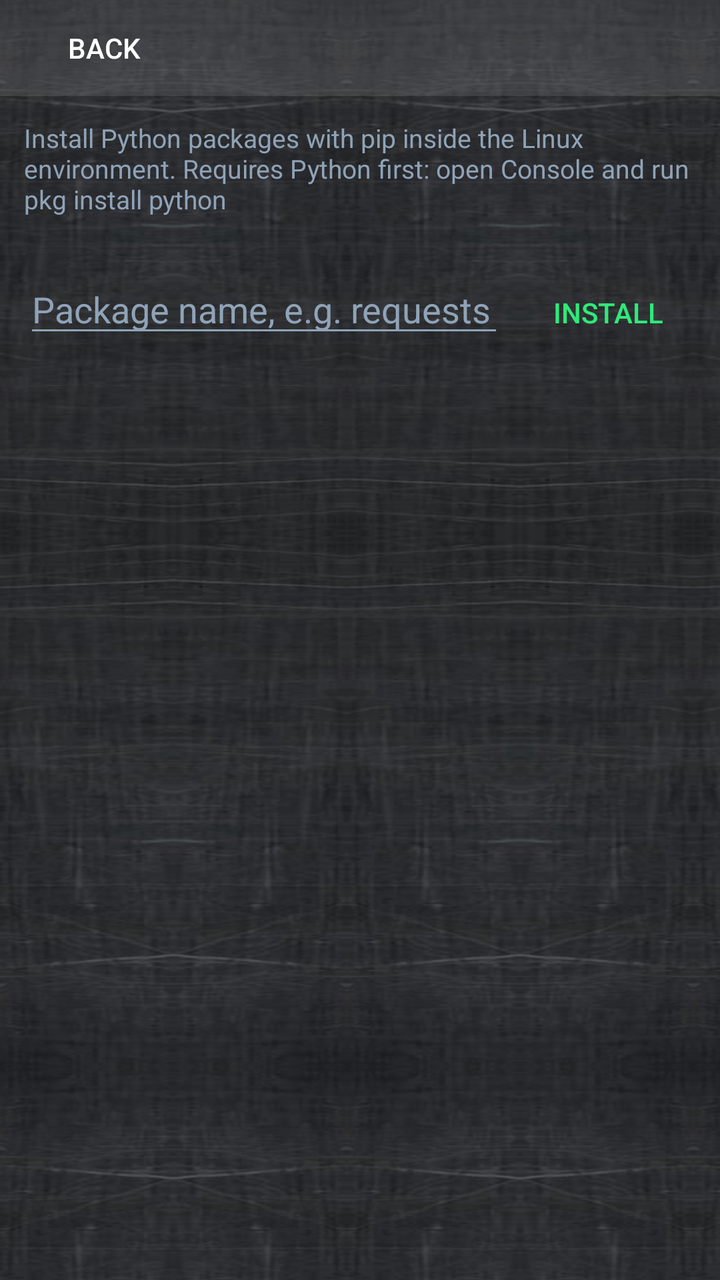
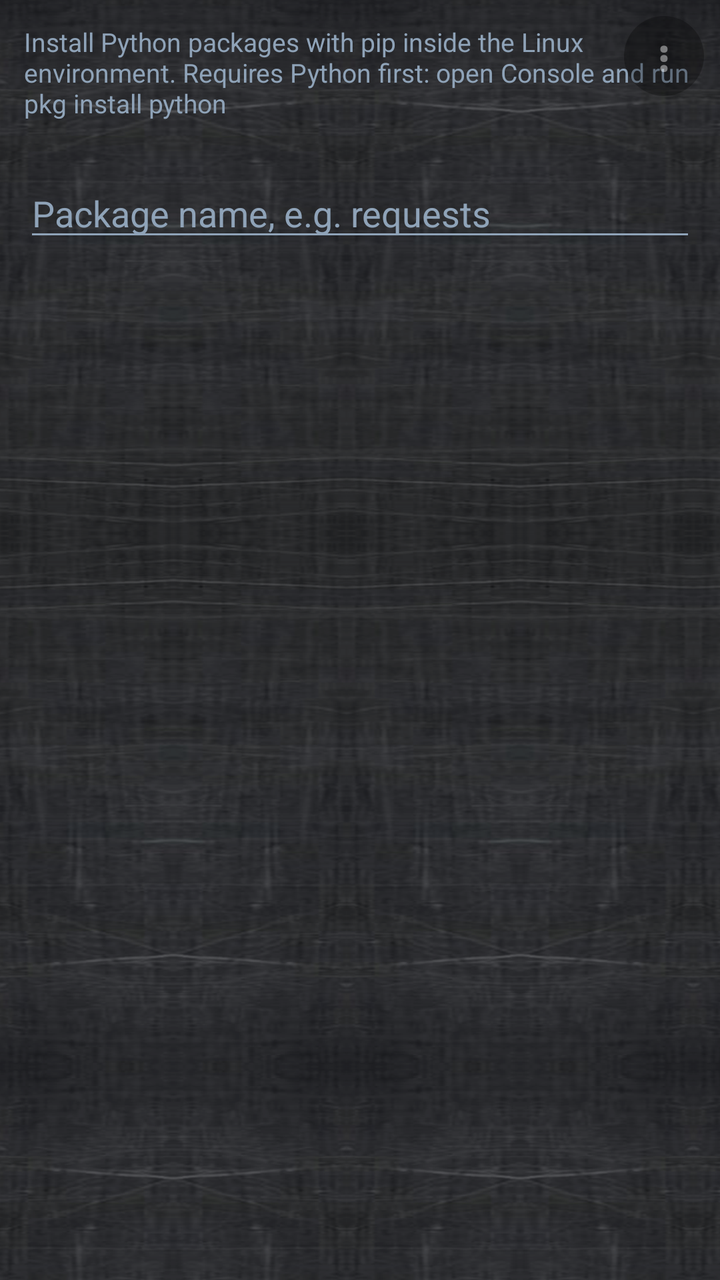

Screens rendered from an Android XML layout before and after an edit, with the pre-edit source and the edit as a unified diff.
<!-- AndroidManifest.xml: application theme DzTheme -->
<!-- res/layout/activity_qpypi.xml -->
<?xml version="1.0" encoding="utf-8"?>
<LinearLayout xmlns:android="http://schemas.android.com/apk/res/android"
    android:layout_width="match_parent"
    android:layout_height="match_parent"
    android:orientation="vertical"
    android:background="@drawable/steel_bg">

    <LinearLayout
        android:layout_width="match_parent"
        android:layout_height="48dp"
        android:orientation="horizontal"
        android:gravity="center_vertical"
        android:paddingStart="8dp"
        android:paddingEnd="8dp"
        android:background="@drawable/steel_header">

        <Button
            android:id="@+id/qpypi_back"
            android:layout_width="wrap_content"
            android:layout_height="wrap_content"
            android:text="@string/back"
            android:textColor="@color/dz_white"
            android:background="@android:color/transparent" />

        <TextView
            android:layout_width="0dp"
            android:layout_height="wrap_content"
            android:layout_weight="1"
            android:text="@string/qypi_title"
            android:textSize="17sp"
            android:textStyle="bold"
            android:textColor="@color/dz_white"
            android:gravity="center" />

        <View
            android:layout_width="wrap_content"
            android:layout_height="wrap_content" />
    </LinearLayout>

    <TextView
        android:layout_width="match_parent"
        android:layout_height="wrap_content"
        android:padding="12dp"
        android:text="@string/qypi_note"
        android:textColor="@color/dz_muted"
        android:textSize="13sp" />

    <LinearLayout
        android:layout_width="match_parent"
        android:layout_height="wrap_content"
        android:orientation="horizontal"
        android:padding="12dp">

        <EditText
            android:id="@+id/qpypi_input"
            android:layout_width="0dp"
            android:layout_height="wrap_content"
            android:layout_weight="1"
            android:hint="@string/package_hint"
            android:textColor="@color/dz_white"
            android:textColorHint="@color/dz_muted"
            android:inputType="textNoSuggestions"
            android:singleLine="true" />

        <Button
            android:id="@+id/qpypi_install"
            android:layout_width="wrap_content"
            android:layout_height="wrap_content"
            android:layout_marginStart="8dp"
            android:text="@string/install"
            android:textColor="@color/dz_green"
            android:background="@android:color/transparent" />
    </LinearLayout>

    <ScrollView
        android:id="@+id/qpypi_scroll"
        android:layout_width="match_parent"
        android:layout_height="0dp"
        android:layout_weight="1"
        android:padding="12dp">

        <TextView
            android:id="@+id/qpypi_output"
            android:layout_width="match_parent"
            android:layout_height="wrap_content"
            android:textColor="@color/dz_white"
            android:textSize="13sp"
            android:typeface="monospace" />
    </ScrollView>
</LinearLayout>
<!-- resources referenced by this layout -->
<resources>
  <color name="dz_green">#2EEA7A</color>
  <color name="dz_muted">#8FA3B8</color>
  <color name="dz_white">#FFFFFF</color>
  <!-- drawable steel_bg (drawable) -->
  <?xml version="1.0" encoding="utf-8"?>
  <bitmap xmlns:android="http://schemas.android.com/apk/res/android"
      android:src="@drawable/steel_tile"
      android:tileMode="mirror" />
  <!-- drawable steel_header (drawable) -->
  <?xml version="1.0" encoding="utf-8"?>
  <layer-list xmlns:android="http://schemas.android.com/apk/res/android">
      <item android:drawable="@drawable/steel_bg" />
      <item>
          <shape android:shape="rectangle">
              <solid android:color="#1AFFFFFF" />
          </shape>
      </item>
  </layer-list>
  <string name="back">Back</string>
  <string name="install">Install</string>
  <string name="package_hint">Package name, e.g. requests</string>
  <string name="qypi_note">Install Python packages with pip inside the Linux environment. Requires Python first: open Console and run pkg install python</string>
  <string name="qypi_title">QPYPI</string>
  <style name="DzTheme" parent="android:Theme.Material.NoActionBar">
          <item name="android:windowBackground">@color/dz_navy</item>
          <item name="android:colorBackground">@color/dz_navy</item>
          <item name="android:textColor">@color/dz_white</item>
          <item name="android:textColorPrimary">@color/dz_white</item>
          <item name="android:textColorSecondary">@color/dz_muted</item>
          <item name="android:colorAccent">@color/dz_green</item>
      </style>
  <!-- drawable steel_tile: png bitmap (drawable-nodpi, 117285 bytes) -->
  <color name="dz_navy">#0A1A2F</color>
</resources>

<!-- the commit's change to res/layout/activity_qpypi.xml (unified diff, before → after) -->
@@ -1,90 +1,72 @@
 <?xml version="1.0" encoding="utf-8"?>
-<LinearLayout xmlns:android="http://schemas.android.com/apk/res/android"
+<FrameLayout xmlns:android="http://schemas.android.com/apk/res/android"
     android:layout_width="match_parent"
-    android:layout_height="match_parent"
-    android:orientation="vertical"
-    android:background="@drawable/steel_bg">
+    android:layout_height="match_parent">
 
     <LinearLayout
         android:layout_width="match_parent"
-        android:layout_height="48dp"
-        android:orientation="horizontal"
-        android:gravity="center_vertical"
-        android:paddingStart="8dp"
-        android:paddingEnd="8dp"
-        android:background="@drawable/steel_header">
-
-        <Button
-            android:id="@+id/qpypi_back"
-            android:layout_width="wrap_content"
-            android:layout_height="wrap_content"
-            android:text="@string/back"
-            android:textColor="@color/dz_white"
-            android:background="@android:color/transparent" />
+        android:layout_height="match_parent"
+        android:orientation="vertical"
+        android:background="@drawable/steel_bg">
 
         <TextView
-            android:layout_width="0dp"
+            android:layout_width="match_parent"
             android:layout_height="wrap_content"
+            android:padding="12dp"
+            android:text="@string/qypi_note"
+            android:textColor="@color/dz_muted"
+            android:textSize="13sp" />
+
+        <LinearLayout
+            android:layout_width="match_parent"
+            android:layout_height="wrap_content"
+            android:orientation="horizontal"
+            android:padding="12dp">
+
+            <EditText
+                android:id="@+id/qpypi_input"
+                android:layout_width="match_parent"
+                android:layout_height="wrap_content"
+                android:hint="@string/package_hint"
+                android:textColor="@color/dz_white"
+                android:textColorHint="@color/dz_muted"
+                android:inputType="textNoSuggestions"
+                android:singleLine="true" />
+        </LinearLayout>
+
+        <ScrollView
+            android:id="@+id/qpypi_scroll"
+            android:layout_width="match_parent"
+            android:layout_height="0dp"
             android:layout_weight="1"
-            android:text="@string/qypi_title"
-            android:textSize="17sp"
-            android:textStyle="bold"
-            android:textColor="@color/dz_white"
-            android:gravity="center" />
+            android:padding="12dp">
 
-        <View
-            android:layout_width="wrap_content"
-            android:layout_height="wrap_content" />
+            <TextView
+                android:id="@+id/qpypi_output"
+                android:layout_width="match_parent"
+                android:layout_height="wrap_content"
+                android:textColor="@color/dz_white"
+                android:textSize="13sp"
+                android:typeface="monospace" />
+        </ScrollView>
     </LinearLayout>
 
-    <TextView
-        android:layout_width="match_parent"
-        android:layout_height="wrap_content"
-        android:padding="12dp"
-        android:text="@string/qypi_note"
-        android:textColor="@color/dz_muted"
-        android:textSize="13sp" />
-
-    <LinearLayout
-        android:layout_width="match_parent"
-        android:layout_height="wrap_content"
-        android:orientation="horizontal"
-        android:padding="12dp">
-
-        <EditText
-            android:id="@+id/qpypi_input"
-            android:layout_width="0dp"
-            android:layout_height="wrap_content"
-            android:layout_weight="1"
-            android:hint="@string/package_hint"
-            android:textColor="@color/dz_white"
-            android:textColorHint="@color/dz_muted"
-            android:inputType="textNoSuggestions"
-            android:singleLine="true" />
-
-        <Button
-            android:id="@+id/qpypi_install"
-            android:layout_width="wrap_content"
-            android:layout_height="wrap_content"
-            android:layout_marginStart="8dp"
-            android:text="@string/install"
-            android:textColor="@color/dz_green"
-            android:background="@android:color/transparent" />
-    </LinearLayout>
-
-    <ScrollView
-        android:id="@+id/qpypi_scroll"
-        android:layout_width="match_parent"
-        android:layout_height="0dp"
-        android:layout_weight="1"
-        android:padding="12dp">
-
-        <TextView
-            android:id="@+id/qpypi_output"
-            android:layout_width="match_parent"
-            android:layout_height="wrap_content"
-            android:textColor="@color/dz_white"
-            android:textSize="13sp"
-            android:typeface="monospace" />
-    </ScrollView>
-</LinearLayout>
+    <Button
+        android:id="@+id/qpypi_menu_button"
+        android:layout_width="40dp"
+        android:layout_height="40dp"
+        android:layout_gravity="top|end"
+        android:layout_marginTop="8dp"
+        android:layout_marginEnd="8dp"
+        android:text="⋮"
+        android:textSize="20sp"
+        android:textStyle="bold"
+        android:textColor="#BFFFFFFF"
+        android:background="@drawable/menu_fab_bg"
+        android:alpha="0.55"
+        android:minWidth="0dp"
+        android:minHeight="0dp"
+        android:padding="0dp"
+        android:focusable="false"
+        android:focusableInTouchMode="false" />
+</FrameLayout>
<!-- resource entries referenced after the edit -->
@@ -3,26 +3,19 @@
   <color name="dz_green">#2EEA7A</color>
   <color name="dz_muted">#8FA3B8</color>
   <color name="dz_white">#FFFFFF</color>
+  <!-- drawable menu_fab_bg (drawable) -->
+  <?xml version="1.0" encoding="utf-8"?>
+  <shape xmlns:android="http://schemas.android.com/apk/res/android"
+      android:shape="oval">
+      <solid android:color="#80000000" />
+  </shape>
   <!-- drawable steel_bg (drawable) -->
   <?xml version="1.0" encoding="utf-8"?>
   <bitmap xmlns:android="http://schemas.android.com/apk/res/android"
       android:src="@drawable/steel_tile"
       android:tileMode="mirror" />
-  <!-- drawable steel_header (drawable) -->
-  <?xml version="1.0" encoding="utf-8"?>
-  <layer-list xmlns:android="http://schemas.android.com/apk/res/android">
-      <item android:drawable="@drawable/steel_bg" />
-      <item>
-          <shape android:shape="rectangle">
-              <solid android:color="#1AFFFFFF" />
-          </shape>
-      </item>
-  </layer-list>
-  <string name="back">Back</string>
-  <string name="install">Install</string>
   <string name="package_hint">Package name, e.g. requests</string>
   <string name="qypi_note">Install Python packages with pip inside the Linux environment. Requires Python first: open Console and run pkg install python</string>
-  <string name="qypi_title">QPYPI</string>
   <style name="DzTheme" parent="android:Theme.Material.NoActionBar">
           <item name="android:windowBackground">@color/dz_navy</item>
           <item name="android:colorBackground">@color/dz_navy</item>
